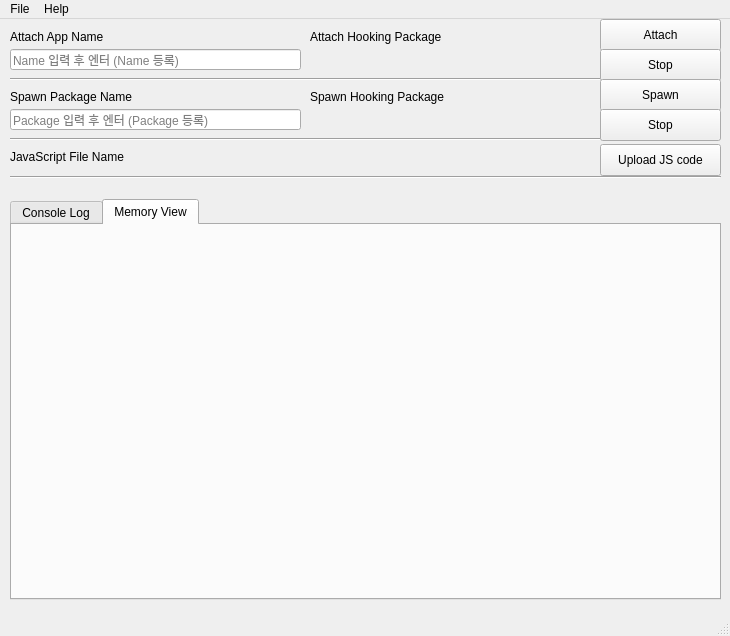
The window that UEngine.ui (UseeGod/UEngine) describes before a commit, drawn with Qt 5.
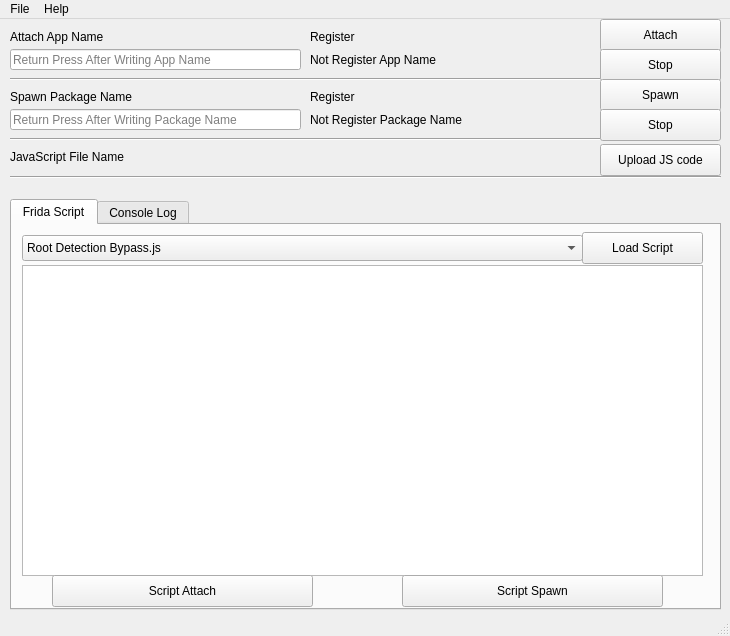
The same window after the commit.

Commit message: Add Default Frida Script

```diff
--- a/UEngine.ui
+++ b/UEngine.ui
@@ -27,7 +27,7 @@
      <string/>
     </property>
     <property name="placeholderText">
-     <string>Name 입력 후 엔터 (Name 등록)</string>
+     <string>Return Press After Writing App Name</string>
     </property>
    </widget>
    <widget class="QLabel" name="AppName_label">
@@ -40,7 +40,7 @@
      </rect>
     </property>
     <property name="text">
-     <string/>
+     <string>Not Register App Name</string>
     </property>
    </widget>
    <widget class="QLabel" name="label">
@@ -66,7 +66,7 @@
      </rect>
     </property>
     <property name="text">
-     <string>Attach Hooking Package</string>
+     <string>Register</string>
     </property>
    </widget>
    <widget class="Line" name="line">
@@ -105,7 +105,7 @@
      </rect>
     </property>
     <property name="placeholderText">
-     <string>Package 입력 후 엔터 (Package 등록)</string>
+     <string>Return Press After Writing Package Name</string>
     </property>
    </widget>
    <widget class="QLabel" name="AppName_label_2">
@@ -118,7 +118,7 @@
      </rect>
     </property>
     <property name="text">
-     <string/>
+     <string>Not Register Package Name</string>
     </property>
    </widget>
    <widget class="QLabel" name="label_4">
@@ -131,7 +131,7 @@
      </rect>
     </property>
     <property name="text">
-     <string>Spawn Hooking Package</string>
+     <string>Register</string>
     </property>
    </widget>
    <widget class="Line" name="line_2">
@@ -192,12 +192,86 @@
       <x>10</x>
       <y>180</y>
       <width>711</width>
-      <height>401</height>
+      <height>411</height>
      </rect>
     </property>
     <property name="currentIndex">
      <number>1</number>
     </property>
+    <widget class="QWidget" name="tab_2">
+     <attribute name="title">
+      <string>Frida Script</string>
+     </attribute>
+     <widget class="QPushButton" name="load_btn">
+      <property name="geometry">
+       <rect>
+        <x>570</x>
+        <y>7</y>
+        <width>121</width>
+        <height>32</height>
+       </rect>
+      </property>
+      <property name="text">
+       <string>Load Script</string>
+      </property>
+     </widget>
+     <widget class="QTextBrowser" name="code_view">
+      <property name="geometry">
+       <rect>
+        <x>10</x>
+        <y>40</y>
+        <width>681</width>
+        <height>311</height>
+       </rect>
+      </property>
+     </widget>
+     <widget class="QComboBox" name="script_box">
+      <property name="geometry">
+       <rect>
+        <x>10</x>
+        <y>10</y>
+        <width>561</width>
+        <height>26</height>
+       </rect>
+      </property>
+      <item>
+       <property name="text">
+        <string>Root Detection Bypass.js</string>
+       </property>
+      </item>
+      <item>
+       <property name="text">
+        <string>System Exit Bypass.js</string>
+       </property>
+      </item>
+     </widget>
+     <widget class="QPushButton" name="script_attach">
+      <property name="geometry">
+       <rect>
+        <x>40</x>
+        <y>350</y>
+        <width>261</width>
+        <height>32</height>
+       </rect>
+      </property>
+      <property name="text">
+       <string>Script Attach</string>
+      </property>
+     </widget>
+     <widget class="QPushButton" name="script_spawn">
+      <property name="geometry">
+       <rect>
+        <x>390</x>
+        <y>350</y>
+        <width>261</width>
+        <height>32</height>
+       </rect>
+      </property>
+      <property name="text">
+       <string>Script Spawn</string>
+      </property>
+     </widget>
+    </widget>
     <widget class="QWidget" name="tab">
      <attribute name="title">
       <string>Console Log</string>
@@ -213,11 +287,6 @@
       </property>
      </widget>
     </widget>
-    <widget class="QWidget" name="tab_2">
-     <attribute name="title">
-      <string>Memory View</string>
-     </attribute>
-    </widget>
    </widget>
    <widget class="QPushButton" name="AttachButton">
     <property name="geometry">
```
Left out of the diff: 9 changed lines with no effect on the pictures. The commit also changes 4 other files.
